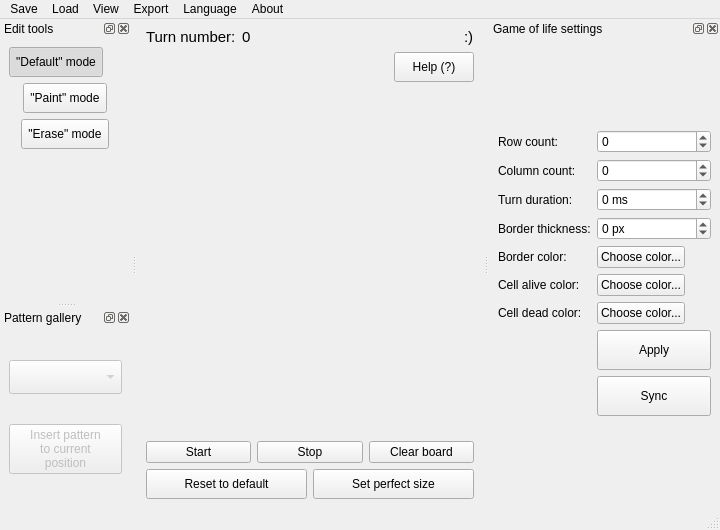
Old version of the form designer/MainWindow.ui in the repository ZyMa-1/Conways_game_of_life_widget.
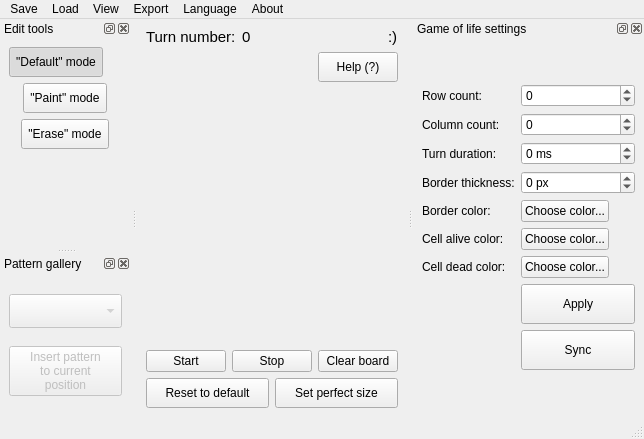
New version of the form. Custom widgets are drawn as their Qt base class.

```diff
--- a/designer/MainWindow.ui
+++ b/designer/MainWindow.ui
@@ -6,8 +6,8 @@
    <rect>
     <x>0</x>
     <y>0</y>
-    <width>720</width>
-    <height>530</height>
+    <width>621</width>
+    <height>439</height>
    </rect>
   </property>
   <property name="sizePolicy">
@@ -151,8 +151,8 @@
         </property>
         <property name="minimumSize">
          <size>
-          <width>0</width>
-          <height>0</height>
+          <width>240</width>
+          <height>240</height>
          </size>
         </property>
         <property name="maximumSize">
@@ -300,7 +300,7 @@
     <rect>
      <x>0</x>
      <y>0</y>
-     <width>720</width>
+     <width>621</width>
      <height>22</height>
     </rect>
    </property>
```
